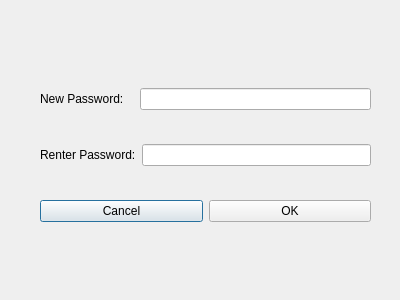
Before: the Qt Designer form resetpassword.ui in luigiacuna/UB-GUI-OOP-Final-Project, drawn with Qt 5.
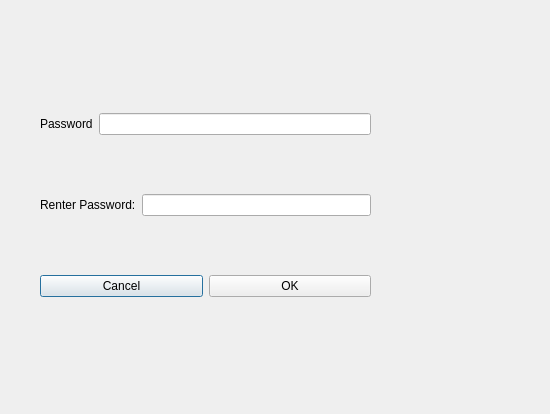
After: the same form once the commit is applied. Icons and pictures are not drawn.

```diff
--- a/resetpassword.ui
+++ b/resetpassword.ui
@@ -6,8 +6,8 @@
    <rect>
     <x>0</x>
     <y>0</y>
-    <width>400</width>
-    <height>300</height>
+    <width>550</width>
+    <height>414</height>
    </rect>
   </property>
   <property name="windowTitle">
@@ -19,7 +19,7 @@
      <x>40</x>
      <y>60</y>
      <width>331</width>
-     <height>191</height>
+     <height>293</height>
     </rect>
    </property>
    <layout class="QVBoxLayout" name="verticalLayout">
@@ -28,7 +28,7 @@
       <item>
        <widget class="QLabel" name="newPassword">
         <property name="text">
-         <string>New Password:   </string>
+         <string>Password</string>
         </property>
        </widget>
       </item>
@@ -62,6 +62,9 @@
       </item>
       <item>
        <widget class="QPushButton" name="okButton">
+        <property name="enabled">
+         <bool>true</bool>
+        </property>
         <property name="text">
          <string>OK</string>
         </property>
```
Left out of the diff: 12 changed lines with no effect on the pictures.
